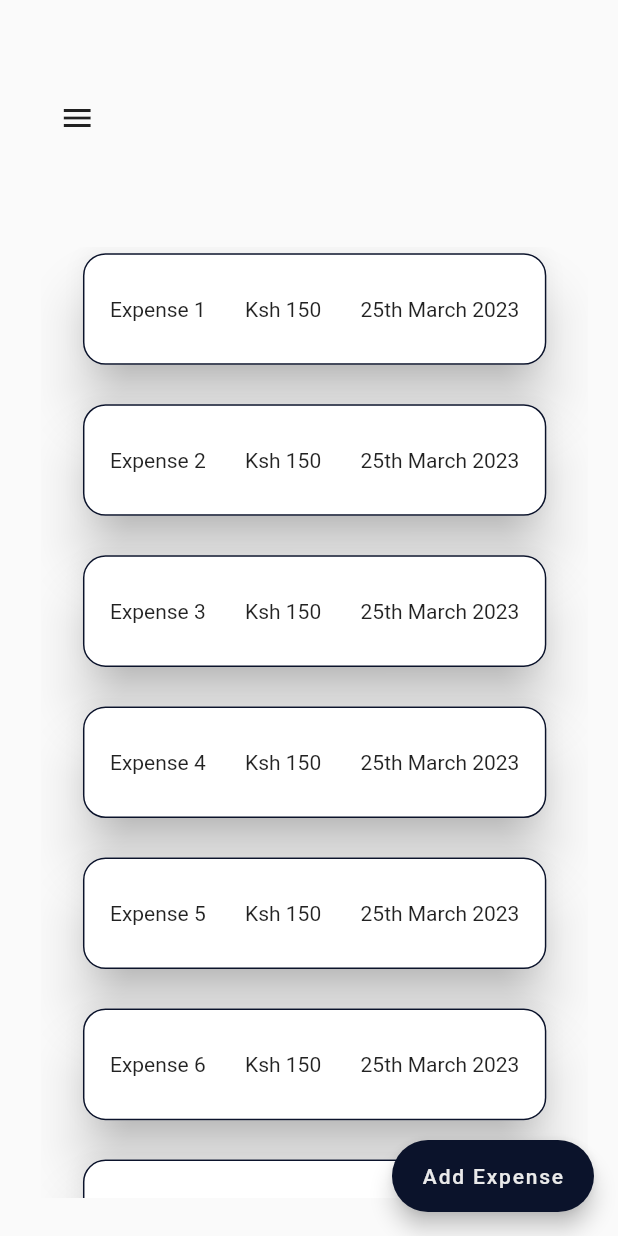
After one commit to Brian-Mulei/walletwizard, a Flutter app: the Transactions screen opened by its route, on a phone screen of 412 x 824 dp. The commit adds this screen. Run offline on Flutter 3.47's test engine with Material 2 defaults, Android fonts, the phone set to English and light mode, and no system bars; missing offline and left inert: country_currency_pickers.

Commit message:
Expenses Screens

```diff
--- a/lib/main.dart
+++ b/lib/main.dart
@@ -2,6 +2,7 @@ import 'package:flutter/material.dart';
 import 'package:walletwizard/views/auth/login.dart';
 import 'package:walletwizard/views/categories/categories_home.dart';
 import 'package:walletwizard/views/home/home_screen.dart';
+import 'package:walletwizard/views/transactions/transaction_home.dart';
 import 'package:walletwizard/widgets/colors.dart';
 
 void main() {
@@ -27,7 +28,8 @@ class MyApp extends StatelessWidget {
       routes: {
         '/' : (context) => const HomeScreen(),
         'login' : (context) =>const LoginPage(),
-        'Category':(context) => const Categories()
+        'Category':(context) => const Categories(),
+        'Expense':(context) => const Transactions()
       },
     );
   }
--- /dev/null
+++ b/lib/views/transactions/transaction_home.dart
@@ -0,0 +1,247 @@
+import 'package:flutter/material.dart';
+import 'package:walletwizard/widgets/buttons.dart';
+import 'package:walletwizard/widgets/drawer.dart';
+
+class Transactions extends StatefulWidget {
+  const Transactions({Key? key}) : super(key: key);
+
+  @override
+  State<Transactions> createState() => _TransactionsState();
+}
+
+class _TransactionsState extends State<Transactions> {
+  final GlobalKey<ScaffoldState> _scaffoldState = GlobalKey<ScaffoldState>();
+  final _formKey = GlobalKey<FormState>();
+
+  @override
+  Widget build(BuildContext context) {
+
+    var height = MediaQuery.of(context).size.height;
+    var width = MediaQuery.of(context).size.width;
+    ColorScheme theme =Theme.of(context).colorScheme;
+    return  Scaffold(
+      key: _scaffoldState,
+      drawer: const DrawerView(),
+      body: Stack(
+        children: <Widget>[
+
+          Positioned(
+            left:  width/15,
+            top: height/15,
+            child: IconButton(
+              icon: const Icon(Icons.menu),
+              onPressed: () => _scaffoldState.currentState?.openDrawer(),
+            ),
+          ),
+
+
+          Positioned(
+            left:  width/15,
+            top: height/5,
+            child: SingleChildScrollView(
+              child: Column(
+                children: [
+
+                  Row(children: [
+
+
+                  ],),
+                  SizedBox(
+                    height: height/1.3,
+                    width: width/1.13,
+                    child: ListView.builder(
+                        itemCount: 10,
+                        itemBuilder: (BuildContext context, int index){
+                          return
+
+                            Column(
+
+                              children: [
+                                SizedBox(
+                                  width: width/1.3,
+                                  height: height/10,
+                                  child: GestureDetector(
+                                    onTap:() {
+                                      showDialog(context: context, builder: (BuildContext context){
+                                        return AlertDialog(
+                                          content: Stack(
+                                            clipBehavior: Clip.none, children: <Widget>[
+                                            Positioned(
+                                              right: -40.0,
+                                              top: -40.0,
+                                              child: InkResponse(
+                                                onTap: () {
+                                                  Navigator.of(context).pop();
+                                                },
+                                                child: CircleAvatar(
+                                                  backgroundColor:theme.primary,
+                                                  child: Icon(Icons.close,color: theme.secondary,),
+                                                ),
+                                              ),
+                                            ),
+                                            Form(
+                                              key: _formKey,
+                                              child: Column(
+
+                                                mainAxisSize: MainAxisSize.min,
+                                                children: <Widget>[
+
+                                                  SizedBox(
+                                                    height: height/5,
+                                                    child: Column(
+                                                      children: [
+                                                        Padding(
+                                                          padding: const EdgeInsets.all(8.0),
+                                                          child: TextFormField( initialValue: 'Account Name',  decoration: const InputDecoration(
+                                                              labelText: 'Edit Name', enabledBorder: OutlineInputBorder()),),
+                                                        ),
+
+                                                        Padding(
+                                                          padding: const EdgeInsets.all(8.0),
+                                                          child:OutlinedButton(
+                                                            onPressed: () {
+                                                             },
+                                                            child: const Text('Choose Date '),
+                                                          ),
+                                                        ),
+                                                      ],
+                                                    ),
+                                                  ),
+                                                  Padding(
+                                                    padding: const EdgeInsets.all(8.0),
+                                                    child: Row(
+
+                                                      mainAxisAlignment: MainAxisAlignment.spaceEvenly,
+                                                      children: [
+
+                                                        SlickButton(name: "UPDATE", tap: (){}, borderColor: theme.primary),
+
+                                                        SlickButton(name: "DELETE", tap: (){}, borderColor: theme.error)
+
+                                                      ],
+
+
+                                                    ),
+                                                  )
+                                                ],
+                                              ),
+                                            ),
+                                          ],
+                                          ),
+                                        );
+                                      });
+                                    },
+                                    child: Card(
+                                      shape: RoundedRectangleBorder(
+                                          side: BorderSide(
+                                              color: theme.primary
+                                          ),
+                                          borderRadius: BorderRadius.circular(15)
+                                      ),
+                                      elevation: 15,
+                                      child: Center(child: Padding(
+                                        padding: const EdgeInsets.all(18.0),
+                                        child: Row(
+                                          mainAxisAlignment: MainAxisAlignment.spaceBetween,
+                                          children: [
+                                            Text("Expense ${index+1}"),
+                                            const Text("Ksh 150"),
+                                            const Text("25th March 2023"),
+
+                                          ],
+                                        ),
+                                      )),
+
+
+                                    ),
+                                  ),
+                                ),
+                                SizedBox(
+                                  height: height/45,
+                                )
+                              ],
+                            );
+                        }),
+                  )
+
+
+                ],
+              ),
+            ),
+
+          ),
+        ],
+      ),
+      floatingActionButton:
+      FloatingActionButton.extended(
+        backgroundColor: theme.primary,
+        onPressed: () {
+          showDialog(context: context, builder: (BuildContext context){
+            return AlertDialog(
+              content: Stack(
+                clipBehavior: Clip.none, children: <Widget>[
+                Positioned(
+                  right: -40.0,
+                  top: -40.0,
+                  child: InkResponse(
+                    onTap: () {
+                      Navigator.of(context).pop();
+                    },
+                    child: CircleAvatar(
+                      backgroundColor:theme.primary,
+                      child: Icon(Icons.close,color: theme.secondary,),
+                    ),
+                  ),
+                ),
+                Form(
+                  key: _formKey,
+                  child: Column(
+                    mainAxisSize: MainAxisSize.min,
+                    children: <Widget>[
+                      Padding(
+                        padding: const EdgeInsets.all(8.0),
+                        child: TextFormField(   decoration: const InputDecoration(
+                            labelText: 'Expense Name', enabledBorder: OutlineInputBorder()),),
+                      ),
+                      Padding(
+                        padding: const EdgeInsets.all(8.0),
+                        child: TextFormField( initialValue: '100.0',  decoration: const InputDecoration(
+                            labelText: 'Cost', enabledBorder: OutlineInputBorder()),),
+                      ),
+                      Padding(
+                        padding: const EdgeInsets.all(8.0),
+                        child: TextFormField( initialValue: '0.0',  decoration: const InputDecoration(
+                            labelText: 'Cost', enabledBorder: OutlineInputBorder()),),
+                      ),
+                      Padding(
+                        padding: const EdgeInsets.all(8.0),
+                        child: MaterialButton(
+                          shape: RoundedRectangleBorder(
+                              side: BorderSide(
+                                  color: theme.primary
+                              ),
+                              borderRadius: BorderRadius.circular(5)
+                          ),
+
+                          child: const Text("ADD"),
+                          onPressed: () {
+
+                          },
+                        ),
+                      )
+                    ],
+                  ),
+                ),
+              ],
+              ),
+            );
+          }
+          );
+
+        },  label: const Text("Add Expense"),
+      ),
+
+
+    );
+  }
+}
```
Also changed, not shown: lib/views/home/home_screen.dart (+56 -54 lines).
